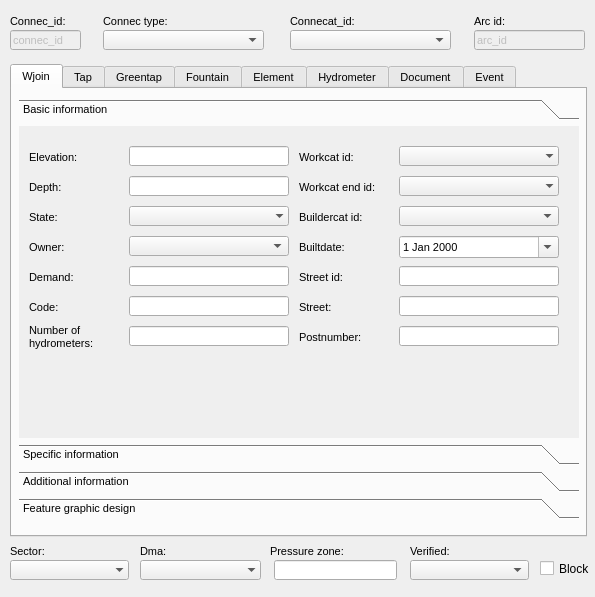
Before: the Qt Designer form ui/ws_man_connec.ui in Giswater/giswater_qgis_plugin, drawn with Qt 5.
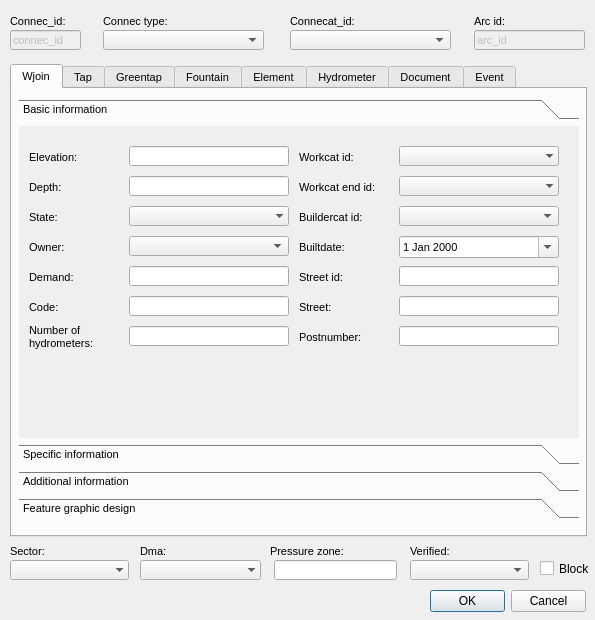
After: the same form once the commit is applied. The open tabs and pages were chosen to show the change.

Patch:
```diff
--- a/ui/ws_man_connec.ui
+++ b/ui/ws_man_connec.ui
@@ -7,7 +7,7 @@
     <x>0</x>
     <y>0</y>
     <width>595</width>
-    <height>597</height>
+    <height>620</height>
    </rect>
   </property>
   <property name="windowTitle">
@@ -8650,6 +8650,19 @@
     <number>3</number>
    </property>
   </widget>
+  <widget class="QDialogButtonBox" name="ok">
+   <property name="geometry">
+    <rect>
+     <x>430</x>
+     <y>590</y>
+     <width>156</width>
+     <height>23</height>
+    </rect>
+   </property>
+   <property name="standardButtons">
+    <set>QDialogButtonBox::Cancel|QDialogButtonBox::Ok</set>
+   </property>
+  </widget>
  </widget>
  <resources/>
  <connections/>
```
Left out of the diff: 77 changed lines with no effect on the pictures.
